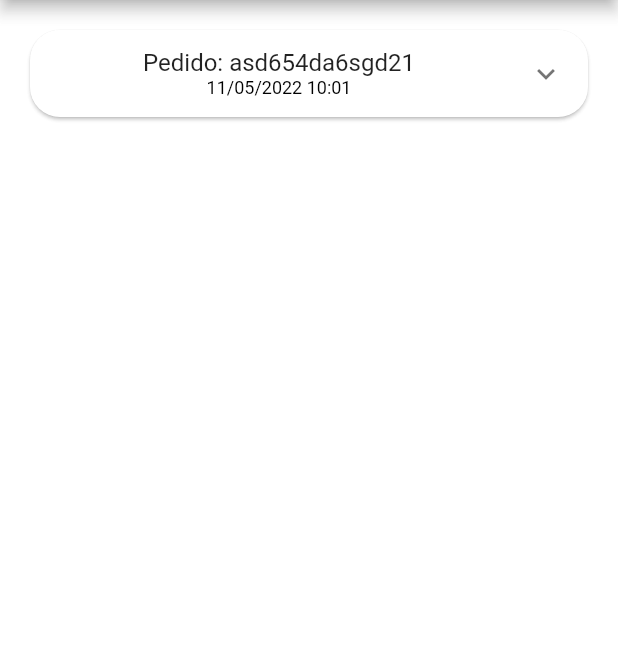
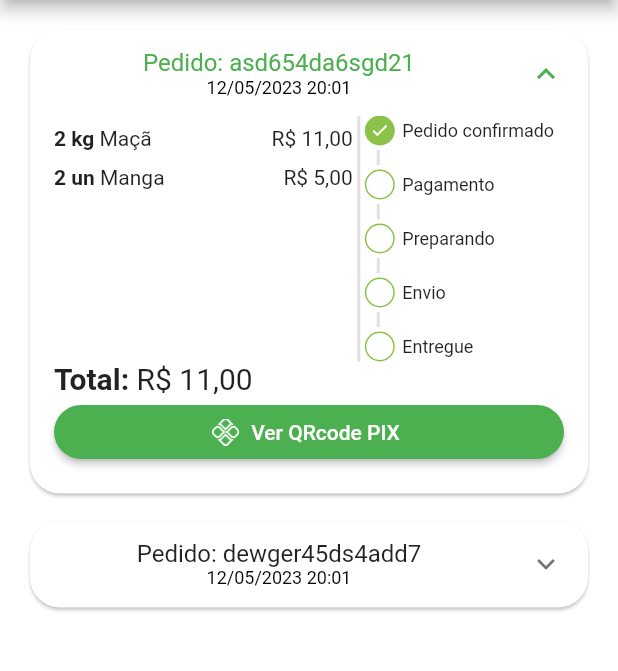
Before and after one commit to jauumgod/greengrocer_flutter, a Flutter app: the OrdersTab screen opened directly, on a phone screen of 412 x 824 dp, the part 84-755 px from its top. Run offline on Flutter 3.47's test engine with Material 2 defaults, Android fonts, the phone set to English and light mode, and no system bars; our stand-ins replace animated_text_kit, mask_text_input_formatter, qr_flutter.

Commit message:
new windows add

```diff
--- a/lib/main.dart
+++ b/lib/main.dart
@@ -7,7 +7,7 @@ void main() {
 }
 
 class MyApp extends StatelessWidget {
-  const MyApp({super.key});
+  const MyApp({Key ? key}) : super(key: key);
 
   // This widget is the root of your application.
   @override
--- a/lib/src/config/appdata.dart
+++ b/lib/src/config/appdata.dart
@@ -85,14 +85,34 @@ List<CartItemModel> cartItems = [
 DateTime now = DateTime.now();
 String formatDate = DateFormat.yMMMEd().format(now);
 
+// pedido 1
 List<OrderModel> orders = [
   OrderModel(
     copyAndPaste: 'uzumymwsss21',
-    createdDateTime: DateTime.parse('2022-05-11 10:01:00.321'),
-    overdueDateTime: DateTime.parse('2022-05-11 10:05:00.321'),
+    createdDateTime: DateTime.parse('2023-05-12 20:01:00.321'),
+    overdueDateTime: DateTime.parse('2023-05-12 20:01:00.321'),
     id: 'asd654da6sgd21',
     status: 'pending_payment',
     total: 11.0,
-    items: [CartItemModel(item: apple, quantity: 2)],
-  )
+    items: [
+      CartItemModel(item: apple, quantity: 2),
+      CartItemModel(item: mango, quantity: 2),
+
+      ]
+  ),
+
+  // pedido 2
+    OrderModel(
+    copyAndPaste: 'a15032safsrfs',
+    createdDateTime: DateTime.parse('2023-05-12 20:01:00.321'),
+    overdueDateTime: DateTime.parse('2023-05-12 20:01:00.321'),
+    id: 'dewger45ds4add7',
+    status: 'delivered',
+    total: 11.5,
+    items: [
+      CartItemModel(item: guava, quantity: 1),
+
+      ]
+  ),
+
 ];
--- a/lib/src/pages/cart/cart_tab.dart
+++ b/lib/src/pages/cart/cart_tab.dart
@@ -4,6 +4,8 @@ import 'package:greengrocer/src/models/cart_item_model.dart';
 import 'package:greengrocer/src/pages/cart/components/cart_tile.dart';
 import 'package:greengrocer/src/services/utils_services.dart';
 import 'package:greengrocer/src/config/appdata.dart' as appData;
+
+import '../common_widgets/payment_dialog.dart';
 
 class CartTab extends StatefulWidget {
   const CartTab({Key? key}) : super(key: key);
@@ -73,6 +75,7 @@ class _CartTabState extends State<CartTab> {
                 ),
               ),
               //TOTAL GERAL
+
               Text(
                 utilsServices.priceToCurrency(cartTotalPrice()),
                 style: TextStyle(
@@ -93,7 +96,13 @@ class _CartTabState extends State<CartTab> {
                   //botao concluir
                   onPressed: () async {
                     bool? result = await showOrderConfirmation();
-                    print(result);
+                    if (result ?? false) {
+                      showDialog(
+                          context: context,
+                          builder: (_) {
+                            return PaymentDialog(order: appData.orders.first);
+                          });
+                    }
                   },
                   child: const Text(
                     'Concluir Pedido',
--- a/lib/src/pages/cart/components/cart_tile.dart
+++ b/lib/src/pages/cart/components/cart_tile.dart
@@ -39,8 +39,7 @@ class _CartTileState extends State<CartTile> {
           ),
         ),
         //total
-        subtitle: Text(
-          utilsServices.priceToCurrency(widget.cartItem.totalPrice()),
+        subtitle: Text(utilsServices.priceToCurrency(widget.cartItem.totalPrice()),
           style: TextStyle(
             color: CustomColors.customSwatchColor,
             fontWeight: FontWeight.bold,
--- /dev/null
+++ b/lib/src/pages/common_widgets/payment_dialog.dart
@@ -0,0 +1,94 @@
+import 'package:flutter/material.dart';
+import 'package:greengrocer/src/models/order_model.dart';
+import 'package:greengrocer/src/services/utils_services.dart';
+import 'package:qr_flutter/qr_flutter.dart';
+
+class PaymentDialog extends StatelessWidget {
+  final OrderModel order;
+  PaymentDialog({Key? key, required this.order}) : super(key: key);
+
+  final UtilsServices utilsServices = UtilsServices();
+
+  @override
+  Widget build(BuildContext context) {
+    return Dialog(
+      shape: RoundedRectangleBorder(borderRadius: BorderRadius.circular(20)),
+      child: Stack(
+        alignment: Alignment.center,
+        children: [
+          // conteudo
+          Padding(
+            padding: const EdgeInsets.all(8.0),
+            child: Column(
+              mainAxisSize: MainAxisSize.min,
+              children: [
+                //TITULO
+                Padding(
+                  padding: const EdgeInsets.symmetric(vertical: 10),
+                  child: const Text(
+                    'Pagamento com Pix',
+                    style: TextStyle(
+                      fontWeight: FontWeight.bold,
+                      fontSize: 18,
+                    ),
+                  ),
+                ),
+
+                //QRCODE
+                QrImage(
+                  data: '5454a5s5a4s5a45d4s5d1s2as29a',
+                  version: QrVersions.auto,
+                  size: 200.0,
+                ),
+                //VENCIMENTO
+                Text(
+                  'Vencimento: ${utilsServices.formatDateTime(order.overdueDateTime)}',
+                  style: const TextStyle(fontSize: 12),
+                ),
+                //TOTAL
+                Text(
+                  'Total: ${utilsServices.priceToCurrency(order.total)}',
+                  style: const TextStyle(
+                    fontSize: 17,
+                    fontWeight: FontWeight.bold,
+                  ),
+                ),
+                //BTN COPY PASTE
+                OutlinedButton.icon(
+                  style: OutlinedButton.styleFrom(
+                    shape: RoundedRectangleBorder(
+                      borderRadius: BorderRadius.circular(20),
+                    ),
+                    side: const BorderSide(width: 2, color: Colors.green),
+                  ),
+                  onPressed: () {},
+                  icon: const Icon(
+                    Icons.copy,
+                    size: 15,
+                  ),
+                  label: const Text(
+                    'Copiar Codigo Pix',
+                    style: TextStyle(
+                      fontSize: 13,
+                    ),
+                  ),
+                ),
+              ],
+            ),
+          ),
+
+          Positioned(
+            top: 0,
+            right: 0,
+            child: IconButton(
+              onPressed: () {
+                Navigator.of(context).pop();
+              },
+              icon: const Icon(Icons.close),
+            ),
+          ),
+        ],
+      ),
+    );
+  }
+}
--- /dev/null
+++ b/lib/src/pages/orders/components/order_status_widget.dart
@@ -0,0 +1,109 @@
+import 'package:flutter/material.dart';
+import 'package:greengrocer/src/config/custom_colors.dart';
+
+class OrderStatusWidget extends StatelessWidget {
+  final String status;
+  final bool isOverdue;
+
+  final Map<String, int> allStatus = <String, int>{
+    'pending_payment': 0,
+    'refunded': 1,
+    'paid': 2,
+    'preparing_purchase': 3,
+    'shiping': 4,
+    'delivered': 5,
+  };
+
+  int get currentStatus => allStatus[status]!;
+
+  OrderStatusWidget({Key? key, required this.status, required this.isOverdue})
+      : super(key: key);
+
+  @override
+  Widget build(BuildContext context) {
+    return Column(
+      crossAxisAlignment: CrossAxisAlignment.start,
+      children: [
+        _StatusDot(
+          isActive: true,
+          title: 'Pedido confirmado',
+        ),
+        const _CustomDivider(),
+        if (currentStatus == 1) ...[
+          const _StatusDot(isActive: true, title: 'Pix estornado', backgroundColor: Colors.orange),
+        ]else if (isOverdue) ...[
+          const _StatusDot(isActive: true, title: 'Pagamento pix vencido', backgroundColor: Colors.red,)
+        ]else ...[
+          _StatusDot(isActive: currentStatus >= 2, title: 'Pagamento'),
+          const _CustomDivider(),
+          _StatusDot(isActive: currentStatus >= 3, title: 'Preparando'),
+          const _CustomDivider(),
+          _StatusDot(isActive: currentStatus >= 4, title: 'Envio'),
+          const _CustomDivider(),
+          _StatusDot(isActive: currentStatus >= 5, title: 'Entregue'),
+        ]
+      ],
+    );
+  }
+}
+
+class _CustomDivider extends StatelessWidget {
+  const _CustomDivider({
+    Key? key,
+  }) : super(key: key);
+
+  @override
+  Widget build(BuildContext context) {
+    return Container(
+      margin: const EdgeInsets.symmetric(horizontal: 8, vertical: 3),
+      height: 10,
+      width: 2,
+      color: Colors.grey.shade300,
+    );
+  }
+}
+
+class _StatusDot extends StatelessWidget {
+  final bool isActive;
+  final String title;
+  final Color? backgroundColor;
+
+  const _StatusDot({Key? key, required this.isActive, required this.title, this.backgroundColor})
+      : super(key: key);
+
+  @override
+  Widget build(BuildContext context) {
+    return Row(
+      children: [
+        //Dot
+        Container(
+          alignment: Alignment.center,
+          height: 20,
+          width: 20,
+          decoration: BoxDecoration(
+            shape: BoxShape.circle,
+            border: Border.all(
+              color: CustomColors.customSwatchColor,
+            ),
+            color:
+                isActive ? backgroundColor ?? CustomColors.customSwatchColor : Colors.transparent,
+          ),
+          child: isActive
+              ? const Icon(Icons.check, size: 13, color: Colors.white)
+              : const SizedBox.shrink(),
+        ),
+        //Texto
+        const SizedBox(
+          width: 5,
+        ),
+        Expanded(
+            child: Text(
+          title,
+          style: const TextStyle(
+            fontSize: 12,
+          ),
+        )),
+      ],
+    );
+  }
+}
--- a/lib/src/pages/orders/components/order_tile.dart
+++ b/lib/src/pages/orders/components/order_tile.dart
@@ -1,6 +1,10 @@
 import 'package:flutter/material.dart';
+import 'package:greengrocer/src/models/cart_item_model.dart';
 import 'package:greengrocer/src/models/order_model.dart';
+import 'package:greengrocer/src/pages/common_widgets/payment_dialog.dart';
 import 'package:greengrocer/src/services/utils_services.dart';
+
+import 'order_status_widget.dart';
 
 class OrderTile extends StatelessWidget {
   final OrderModel order;
@@ -17,11 +21,13 @@ class OrderTile extends StatelessWidget {
       child: Theme(
         data: Theme.of(context).copyWith(dividerColor: Colors.transparent),
         child: ExpansionTile(
+          initiallyExpanded: order.status == 'pending_payment',
           title: Column(
             mainAxisSize: MainAxisSize.min,
             children: [
               Text('Pedido: ${order.id}'),
-              Text( utilsServices.formatDateTime(order.createdDateTime),
+              Text(
+                utilsServices.formatDateTime(order.createdDateTime),
                 style: TextStyle(
                   fontSize: 12,
                   color: Colors.black,
@@ -29,9 +35,113 @@ class OrderTile extends StatelessWidget {
               ),
             ],
           ),
-          children: [],
+          childrenPadding: const EdgeInsets.fromLTRB(16, 0, 16, 16),
+          expandedCrossAxisAlignment: CrossAxisAlignment.stretch,
+          children: [
+            IntrinsicHeight(
+              child: Row(
+                children: [
+                  //LISTA DE PRODUTOS
+                  Expanded(
+                    flex: 3,
+                    child: SizedBox(
+                      height: 150,
+                      child: ListView(
+                        children: order.items.map((orderItem) {
+                          return _OrderItemWidget(
+                            utilsServices: utilsServices,
+                            orderItem: orderItem,
+                          );
+                        }).toList(),
+                      ),
+                    ),
+                  ),
+                  //DIVIDER
+                  VerticalDivider(
+                    color: Colors.grey.shade300,
+                    thickness: 2,
+                    width: 8,
+                  ),
+
+                  //STATUS PEDIDO
+
+                  Expanded(
+                    flex: 2,
+                    child: OrderStatusWidget(
+                      status: order.status,
+                      isOverdue: order.overdueDateTime.isBefore(DateTime.now()),
+                    ),
+                  )
+                ],
+              ),
+            ),
+            //TOTAL
+            Text.rich(
+              TextSpan(
+                  style: const TextStyle(
+                    fontSize: 20,
+                  ),
+                  children: [
+                    TextSpan(
+                        text: 'Total: ',
+                        style: const TextStyle(fontWeight: FontWeight.bold)),
+                    TextSpan(text: utilsServices.priceToCurrency(order.total)),
+                  ]),
+            ),
+            //BOTAO PAGAMENTO
+            Visibility(
+              visible: order.status == 'pending_payment',
+              child: ElevatedButton.icon(
+                style: ElevatedButton.styleFrom(
+                    shape: RoundedRectangleBorder(
+                  borderRadius: BorderRadius.circular(20),
+                )),
+                onPressed: () {
+                  showDialog(context: context, builder: (_) {
+                    return PaymentDialog(order: order);
+                  },
+                  );
+                },
+                icon: Image.asset(
+                  'assets/app_images/pix.png',
+                  height: 18,
+                ),
+                label: const Text('Ver QRcode PIX'),
+              ),
+            )
+          ],
         ),
       ),
     );
   }
 }
+
+class _OrderItemWidget extends StatelessWidget {
+  const _OrderItemWidget({
+    Key? key,
+    required this.utilsServices,
+    required this.orderItem,
+  }) : super(key: key);
+
+  final UtilsServices utilsServices;
+  final CartItemModel orderItem;
+
+  @override
+  Widget build(BuildContext context) {
+    return Padding(
+      padding: const EdgeInsets.only(bottom: 10),
+      child: Row(
+        children: [
+          Text(
+            '${orderItem.quantity} ${orderItem.item.unit} ',
+            style: const TextStyle(
+              fontWeight: FontWeight.bold,
+            ),
+          ),
+          Expanded(child: Text(orderItem.item.itemName)),
+          Text(utilsServices.priceToCurrency(orderItem.totalPrice()))
+        ],
+      ),
+    );
+  }
+}
--- a/pubspec.yaml
+++ b/pubspec.yaml
@@ -40,6 +40,7 @@ dependencies:
   mask_text_input_formatter: ^2.0.0
   badges: ^2.0.1
   intl: ^0.17.0
+  qr_flutter: ^4.0.0
 
 
 
@@ -77,6 +78,7 @@ flutter:
   assets:
     - assets/fruits/
     - assets/logotipo/
+    - assets/app_images/
   #   - images/a_dot_ham.jpeg
 
   # An image asset can refer to one or more resolution-specific "variants", see
```
Also changed, not shown: assets/app_images/pix.png (added), pubspec.lock.
